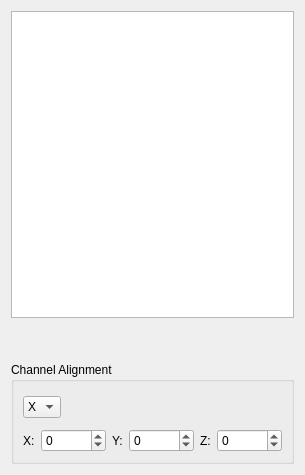
This is App/Docks/ChannelExplorer/ChannelExplorer.ui in FelixdelasPozas/EspINA as Qt 5 draws it before an edit. The edited form follows.
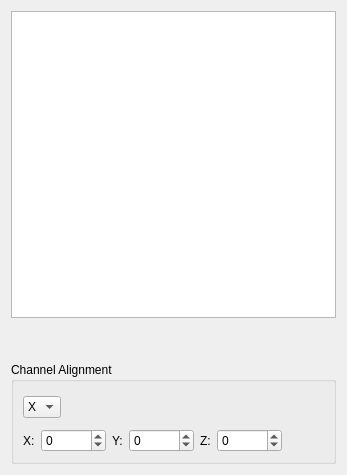
This is the edited form. Icons and pictures are not drawn. Custom widgets are drawn as their Qt base class.

```diff
--- a/App/Docks/ChannelExplorer/ChannelExplorer.ui
+++ b/App/Docks/ChannelExplorer/ChannelExplorer.ui
@@ -6,7 +6,7 @@
    <rect>
     <x>0</x>
     <y>0</y>
-    <width>297</width>
+    <width>347</width>
     <height>475</height>
    </rect>
   </property>
```
Left out of the diff: 47 changed lines with no effect on the pictures.
